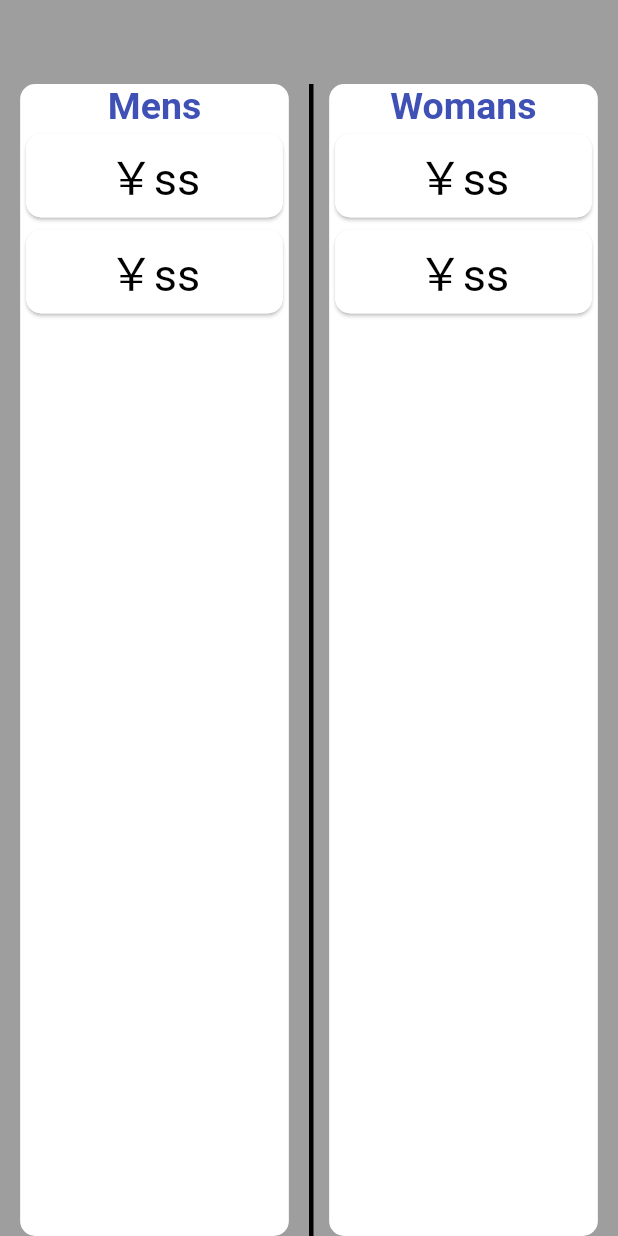
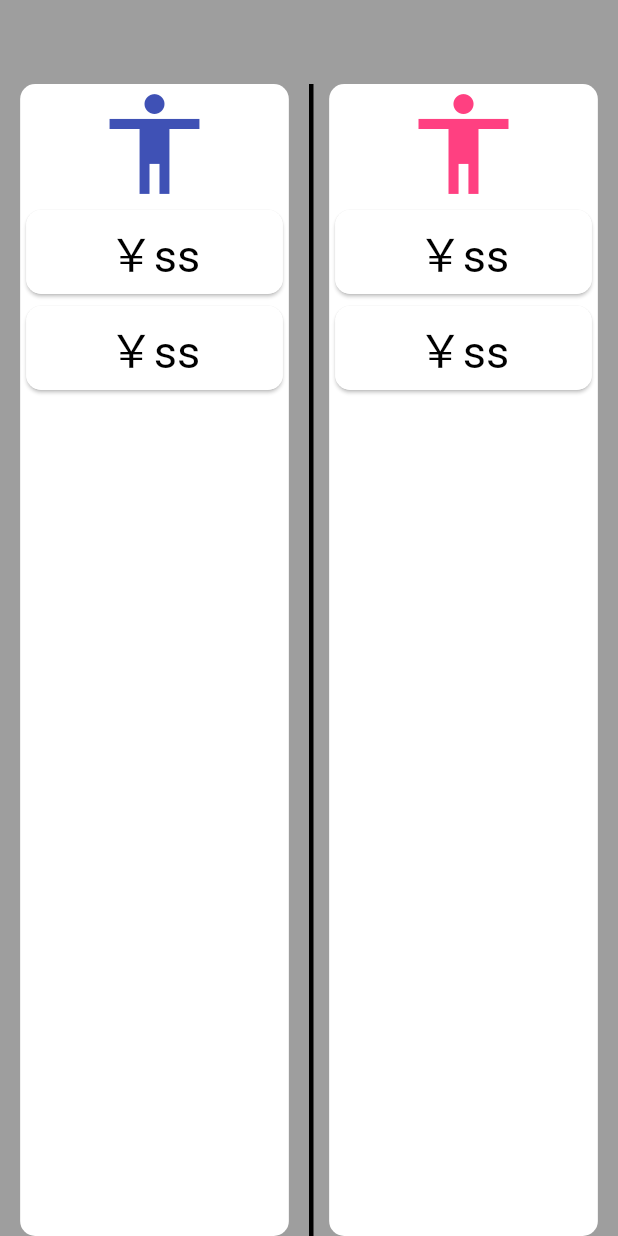
Before and after one commit to iseruuuuu/couple_money_app, a Flutter app: the screen it shows after launch, on a phone screen of 412 x 824 dp. Run offline on Flutter 3.47's test engine with Material 2 defaults, Android fonts, the phone set to English and light mode, and no system bars; our stand-ins replace freezed_annotation, state_notifier; missing offline and left inert: flutter_state_notifier.

Commit message:
fix: change text => icon

```diff
--- a/lib/component/mens_list_item.dart
+++ b/lib/component/mens_list_item.dart
@@ -1,7 +1,7 @@
 import 'package:flutter/material.dart';
 
 class MensListItem extends StatelessWidget {
-   MensListItem({Key? key}) : super(key: key);
+  MensListItem({Key? key}) : super(key: key);
 
   List todoList = [
     'ss',
@@ -19,17 +19,12 @@ class MensListItem extends StatelessWidget {
           borderRadius: BorderRadius.circular(10),
         ),
         child: Column(
-          // ignore: prefer_const_literals_to_create_immutables
           children: [
-            const Text(
-              'Mens',
-              style: TextStyle(
-                  color: Colors.indigo,
-                  fontSize: 25,
-                  fontWeight: FontWeight.bold
-              ),
+            const Icon(
+              Icons.accessibility,
+              size: 80,
+              color: Colors.indigo,
             ),
-
             Expanded(
               child: ListView.builder(
                 itemCount: todoList.length,
--- a/lib/component/womans_list_item.dart
+++ b/lib/component/womans_list_item.dart
@@ -19,15 +19,11 @@ class WomansListItem extends StatelessWidget {
           borderRadius: BorderRadius.circular(10),
         ),
         child: Column(
-          // ignore: prefer_const_literals_to_create_immutables
           children: [
-            const Text(
-              'Womans',
-              style: TextStyle(
-                  color: Colors.indigo,
-                  fontSize: 25,
-                  fontWeight: FontWeight.bold
-              ),
+            const Icon(
+              Icons.accessibility,
+              size: 80,
+              color: Colors.pinkAccent,
             ),
             Expanded(
               child: ListView.builder(
```
